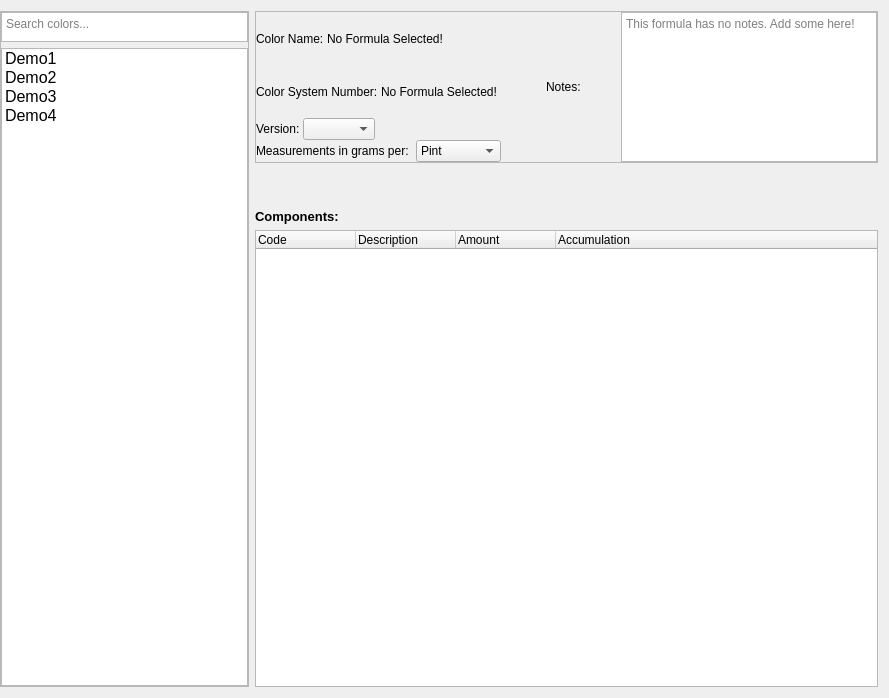
Above: src/ComponentWidget.ui from nkerber/PhoenixCreative before the change. Below: the same form after it.
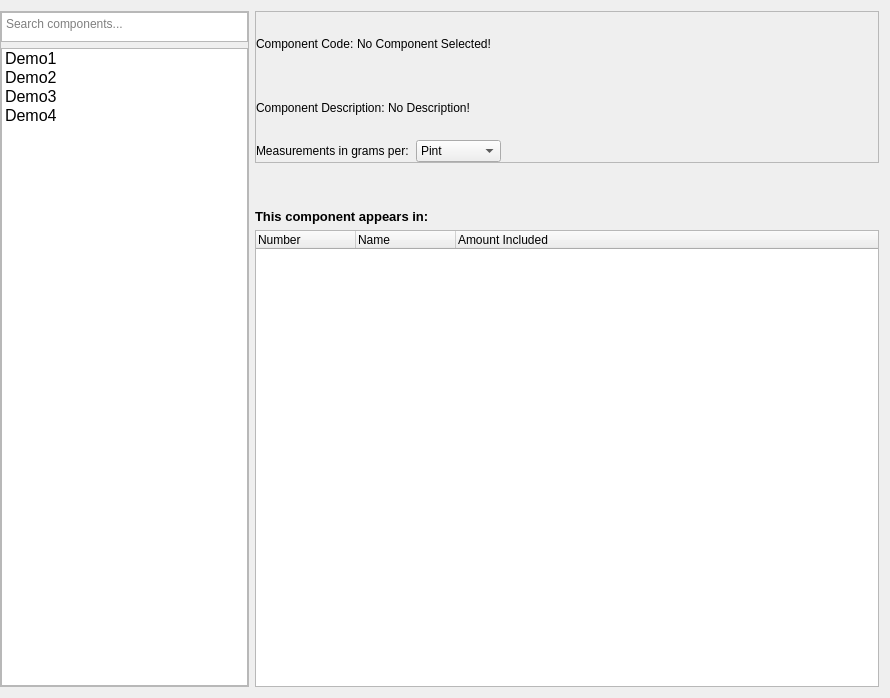
That is the form after the change.

Commit message: Fixed drag and drop, added component screen

Diff of the .ui file:
```diff
--- a/src/ComponentWidget.ui
+++ b/src/ComponentWidget.ui
@@ -6,7 +6,7 @@
    <rect>
     <x>0</x>
     <y>0</y>
-    <width>889</width>
+    <width>890</width>
     <height>698</height>
    </rect>
   </property>
@@ -65,7 +65,7 @@
          <bool>false</bool>
         </property>
         <property name="placeholderText">
-         <string>Search colors...</string>
+         <string>Search components...</string>
         </property>
        </widget>
       </item>
@@ -145,7 +145,7 @@
           <property name="frameShadow">
            <enum>QFrame::Raised</enum>
           </property>
-          <layout class="QHBoxLayout" name="horizontalLayout_7" stretch="1,0,0,0,0">
+          <layout class="QHBoxLayout" name="horizontalLayout_7" stretch="0">
            <property name="spacing">
             <number>0</number>
            </property>
@@ -162,7 +162,7 @@
             <number>0</number>
            </property>
            <item>
-            <layout class="QVBoxLayout" name="colorAttributes" stretch="0,0,0,0">
+            <layout class="QVBoxLayout" name="colorAttributes" stretch="0,0,0">
              <item>
               <layout class="QHBoxLayout" name="nameinfo">
                <item>
@@ -174,14 +174,14 @@
                   </sizepolicy>
                  </property>
                  <property name="text">
-                  <string>Color Name: </string>
+                  <string>Component Code: </string>
                  </property>
                 </widget>
                </item>
                <item>
                 <widget class="QLabel" name="colorNameLarge">
                  <property name="text">
-                  <string>No Formula Selected!</string>
+                  <string>No Component Selected!</string>
                  </property>
                 </widget>
                </item>
@@ -198,59 +198,19 @@
                   </sizepolicy>
                  </property>
                  <property name="text">
-                  <string>Color System Number: </string>
+                  <string>Component Description: </string>
                  </property>
                 </widget>
                </item>
                <item>
                 <widget class="QLabel" name="colorNumLarge">
                  <property name="text">
-                  <string>No Formula Selected!</string>
+                  <string>No Description!</string>
                  </property>
                 </widget>
                </item>
               </layout>
              </item>
-             <item>
-              <layout class="QHBoxLayout" name="vinfo">
-               <item>
-                <widget class="QLabel" name="colorVersionLabel">
-                 <property name="sizePolicy">
-                  <sizepolicy hsizetype="Minimum" vsizetype="Preferred">
-                   <horstretch>0</horstretch>
-                   <verstretch>0</verstretch>
-                  </sizepolicy>
-                 </property>
-                 <property name="text">
-                  <string>Version: </string>
-                 </property>
-                </widget>
-               </item>
-               <item>
-                <widget class="QComboBox" name="versionList">
-                 <property name="sizePolicy">
-                  <sizepolicy hsizetype="Maximum" vsizetype="Fixed">
-                   <horstretch>0</horstretch>
-                   <verstretch>0</verstretch>
-                  </sizepolicy>
-                 </property>
-                </widget>
-               </item>
-               <item>
-                <spacer name="horizontalSpacer_4">
-                 <property name="orientation">
-                  <enum>Qt::Horizontal</enum>
-                 </property>
-                 <property name="sizeHint" stdset="0">
-                  <size>
-                   <width>40</width>
-                   <height>20</height>
-                  </size>
-                 </property>
-                </spacer>
-               </item>
-              </layout>
-             </item>
              <item>
               <layout class="QHBoxLayout" name="measureoptions">
                <item>
@@ -326,46 +286,6 @@
              </item>
             </layout>
            </item>
-           <item>
-            <spacer name="horizontalSpacer">
-             <property name="orientation">
-              <enum>Qt::Horizontal</enum>
-             </property>
-             <property name="sizeHint" stdset="0">
-              <size>
-               <width>40</width>
-               <height>20</height>
-              </size>
-             </property>
-            </spacer>
-           </item>
-           <item>
-            <widget class="QLabel" name="label">
-             <property name="text">
-              <string>Notes:</string>
-             </property>
-            </widget>
-           </item>
-           <item>
-            <spacer name="horizontalSpacer_2">
-             <property name="orientation">
-              <enum>Qt::Horizontal</enum>
-             </property>
-             <property name="sizeHint" stdset="0">
-              <size>
-               <width>40</width>
-               <height>20</height>
-              </size>
-             </property>
-            </spacer>
-           </item>
-           <item>
-            <widget class="QTextEdit" name="notesBox">
-             <property name="placeholderText">
-              <string>This formula has no notes. Add some here!</string>
-             </property>
-            </widget>
-           </item>
           </layout>
          </widget>
         </item>
@@ -393,7 +313,7 @@
            </font>
           </property>
           <property name="text">
-           <string>Components:</string>
+           <string>This component appears in:</string>
           </property>
          </widget>
         </item>
@@ -443,7 +363,7 @@
           </attribute>
           <column>
            <property name="text">
-            <string>Code</string>
+            <string>Number</string>
            </property>
            <property name="textAlignment">
             <set>AlignLeading|AlignVCenter</set>
@@ -451,7 +371,7 @@
           </column>
           <column>
            <property name="text">
-            <string>Description</string>
+            <string>Name</string>
            </property>
            <property name="textAlignment">
             <set>AlignLeading|AlignVCenter</set>
@@ -459,15 +379,7 @@
           </column>
           <column>
            <property name="text">
-            <string>Amount</string>
-           </property>
-           <property name="textAlignment">
-            <set>AlignLeading|AlignVCenter</set>
-           </property>
-          </column>
-          <column>
-           <property name="text">
-            <string>Accumulation</string>
+            <string>Amount Included</string>
            </property>
            <property name="textAlignment">
             <set>AlignLeading|AlignVCenter</set>
```
Left out of the diff: 4 changed lines with no effect on the pictures. The commit also changes 5 other files.
